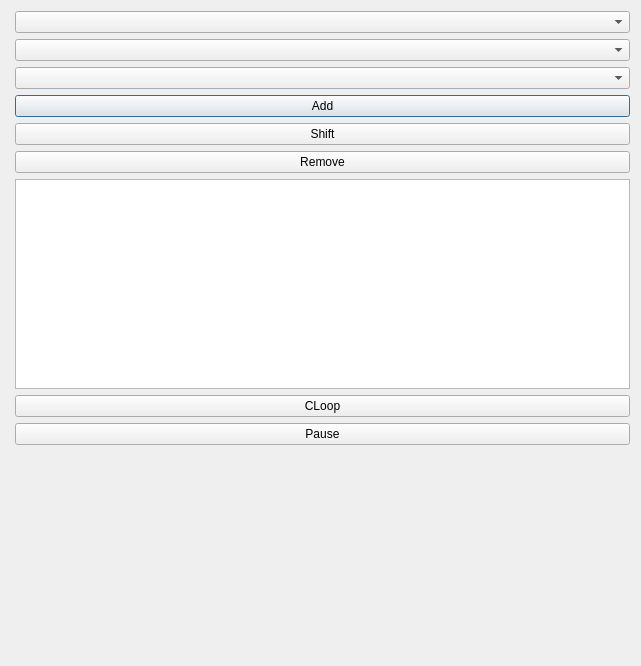
First picture: the form in src/ui_icepapcms/qt_designer_files/dialogcurves.ui, repository MaxIV-KitsControls/app-cells-icepapcms, before the edit.
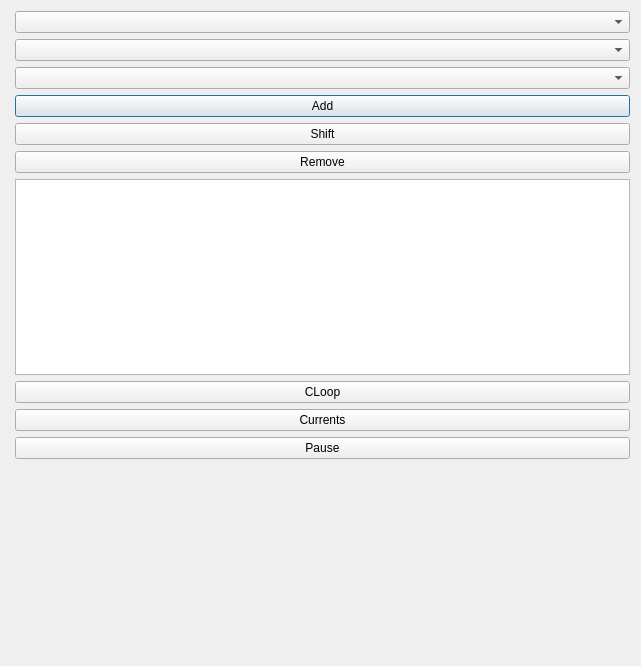
Second picture: the form after the edit.

Commit message: added multicard commands, graph title with commands and currents plot setup

What changed in the file:
```diff
--- a/src/ui_icepapcms/qt_designer_files/dialogcurves.ui
+++ b/src/ui_icepapcms/qt_designer_files/dialogcurves.ui
@@ -69,6 +69,13 @@
        </property>
       </widget>
      </item>
+     <item>
+      <widget class="QPushButton" name="btnCurrents">
+       <property name="text">
+        <string>Currents</string>
+       </property>
+      </widget>
+     </item>
      <item>
       <widget class="QPushButton" name="btnPause">
        <property name="text">
```
The commit also changes 29 other files.
